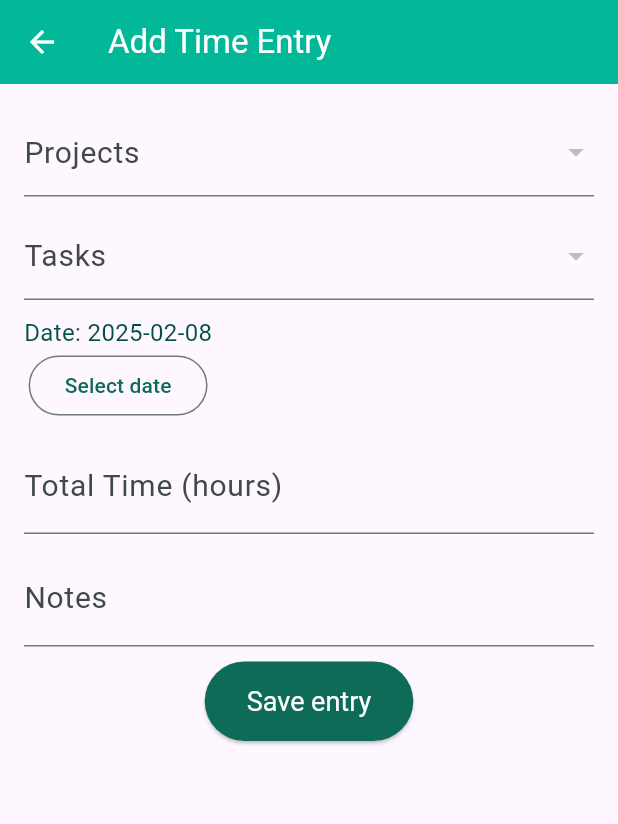
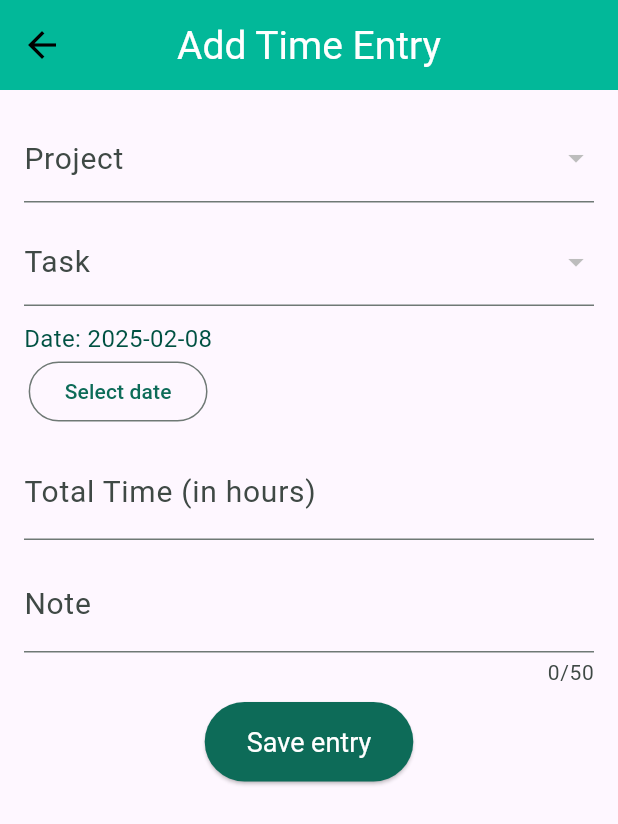
Before and after one commit to wmvieira21/time_tracker, a Flutter app: the AddTimeEntryScreen screen opened directly, on a phone screen of 412 x 824 dp. Shown: the top 824 px of the screen. Run offline on Flutter 3.47's test engine with Material 3 defaults, Android fonts, the phone set to English and light mode, and no system bars; our stand-ins replace localstorage; statements that could not run were skipped.

Commit message:
last adjustments

```diff
--- a/lib/dialogs/add_item_dialog.dart
+++ b/lib/dialogs/add_item_dialog.dart
@@ -25,7 +25,7 @@ class AddItemDialog extends StatelessWidget {
 
     return AlertDialog(
       title: Text(
-        "Add new $tittle",
+        "Add $tittle",
         style: Theme.of(context).textTheme.bodyLarge,
       ),
       content: TextField(
@@ -33,7 +33,7 @@ class AddItemDialog extends StatelessWidget {
         controller: tittleController,
         maxLength: 30,
         decoration: InputDecoration(
-          label: Text('Tittle'),
+          label: Text('$tittle Name'),
         ),
       ),
       actions: [
--- a/lib/screens/add_time_entry_screen.dart
+++ b/lib/screens/add_time_entry_screen.dart
@@ -70,6 +70,7 @@ class _AddTimeEntryScreen extends State<AddTimeEntryScreen> {
 
     return Scaffold(
       appBar: AppBar(
+        centerTitle: true,
         title: const Text('Add Time Entry'),
       ),
       body: Padding(
@@ -81,19 +82,19 @@ class _AddTimeEntryScreen extends State<AddTimeEntryScreen> {
             children: <Widget>[
               TimeEntryDropdown(
                 items: projects,
-                label: 'Projects',
+                label: 'Project',
                 onChange: (value) => projectId = value,
               ),
               TimeEntryDropdown(
                 items: tasks,
-                label: 'Tasks',
+                label: 'Task',
                 onChange: (value) => taskId = value,
               ),
               Container(
                 alignment: Alignment.centerLeft,
                 child: Column(
                   children: [
-                    Text('Date: ${dateFormatter.format(date)}'),
+                    Text('Date: ${dateFormatterAddScreen.format(date)}'),
                     OutlinedButton(
                         onPressed: () => _showDateTimePicker(),
                         child: const Text('Select date'))
@@ -102,7 +103,7 @@ class _AddTimeEntryScreen extends State<AddTimeEntryScreen> {
               ),
               TextFormField(
                 decoration:
-                    const InputDecoration(labelText: 'Total Time (hours)'),
+                    const InputDecoration(labelText: 'Total Time (in hours)'),
                 keyboardType:
                     const TextInputType.numberWithOptions(decimal: true),
                 controller: totalTimeAmountController,
@@ -117,7 +118,8 @@ class _AddTimeEntryScreen extends State<AddTimeEntryScreen> {
                 },
               ),
               TextFormField(
-                  decoration: const InputDecoration(labelText: 'Notes'),
+                  decoration: const InputDecoration(labelText: 'Note'),
+                  maxLength: 50,
                   controller: notesController,
                   validator: (value) {
                     if (value == null || value.isEmpty) {
--- a/lib/utils/util.dart
+++ b/lib/utils/util.dart
@@ -2,4 +2,5 @@ import 'package:intl/intl.dart';
 import 'package:uuid/uuid.dart';
 
 final uuidUtil = Uuid();
-final dateFormatter = DateFormat('yyyy-MM-dd');
+final dateFormatter = DateFormat().add_yMMMMd();
+final dateFormatterAddScreen = DateFormat('yyyy-MM-dd');
--- a/lib/widgets/drawer_menu.dart
+++ b/lib/widgets/drawer_menu.dart
@@ -28,12 +28,12 @@ class DrawerMenu extends StatelessWidget {
           ),
           ListTile(
             leading: const Icon(Icons.folder),
-            title: const Text('Manage Projets'),
+            title: const Text('Projects'),
             onTap: () => selectedItemDrawer(0),
           ),
           ListTile(
             leading: const Icon(Icons.task),
-            title: const Text('Manage Tasks'),
+            title: const Text('Tasks'),
             onTap: () => selectedItemDrawer(1),
           ),
         ],
--- a/lib/widgets/no_data_found.dart
+++ b/lib/widgets/no_data_found.dart
@@ -19,7 +19,7 @@ class NoDataFound extends StatelessWidget {
           Text('No $typeOfData yet!',
               style: Theme.of(context).textTheme.bodyLarge),
           Text(
-            'Tap the + button to add your first $typeOfData.',
+            'Tap the + button to add your $typeOfData.',
             style: Theme.of(context).textTheme.bodySmall!.copyWith(
                   color: Colors.grey,
                 ),
```
Also changed, not shown: lib/main.dart (+5 -2 lines).
